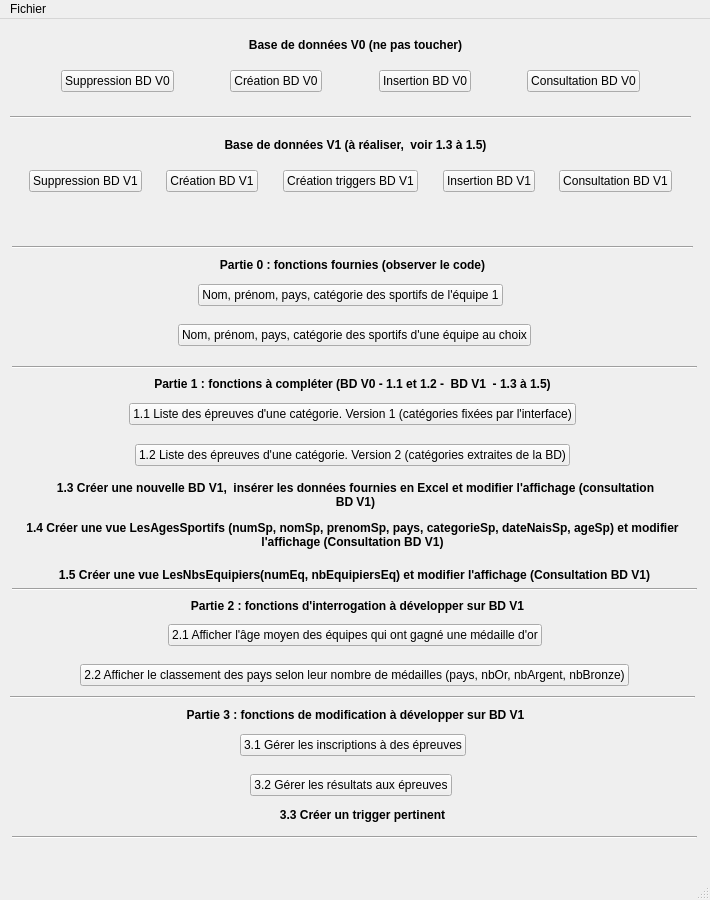
Old version of the form gui/mainWindow.ui in the repository 20-100-pht/CEBD_ProjetProject-CEBD.
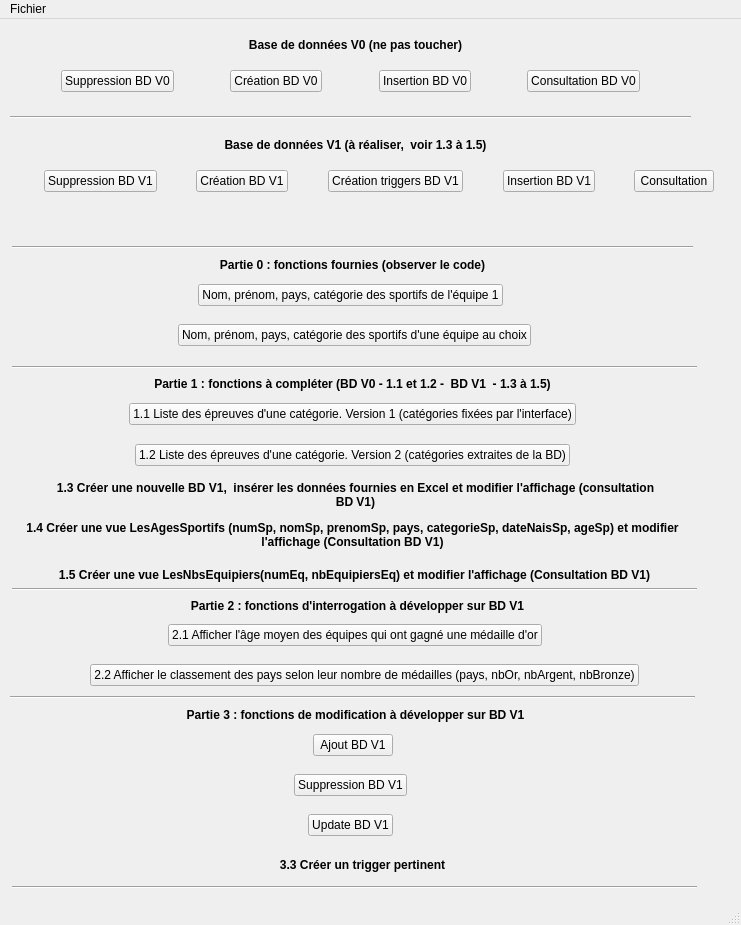
New version of the form.

Diff of the .ui file:
```diff
--- a/gui/mainWindow.ui
+++ b/gui/mainWindow.ui
@@ -6,8 +6,8 @@
    <rect>
     <x>0</x>
     <y>0</y>
-    <width>710</width>
-    <height>900</height>
+    <width>741</width>
+    <height>925</height>
    </rect>
   </property>
   <property name="windowTitle">
@@ -268,7 +268,7 @@
     <property name="geometry">
      <rect>
       <x>12</x>
-      <y>810</y>
+      <y>860</y>
       <width>685</width>
       <height>16</height>
      </rect>
@@ -538,7 +538,7 @@
      <rect>
       <x>12</x>
       <y>640</y>
-      <width>685</width>
+      <width>705</width>
       <height>32</height>
      </rect>
     </property>
@@ -604,7 +604,7 @@
      <item>
       <widget class="QPushButton" name="pushButton_3_1">
        <property name="text">
-        <string>3.1 Gérer les inscriptions à des épreuves</string>
+        <string>Ajout BD V1</string>
        </property>
       </widget>
      </item>
@@ -649,7 +649,7 @@
      <item>
       <widget class="QPushButton" name="pushButton_3_2">
        <property name="text">
-        <string>3.2 Gérer les résultats aux épreuves</string>
+        <string>Suppression BD V1</string>
        </property>
       </widget>
      </item>
@@ -762,7 +762,7 @@
     <property name="geometry">
      <rect>
       <x>20</x>
-      <y>780</y>
+      <y>830</y>
       <width>685</width>
       <height>31</height>
      </rect>
@@ -788,7 +788,7 @@
      <rect>
       <x>10</x>
       <y>140</y>
-      <width>681</width>
+      <width>738</width>
       <height>44</height>
      </rect>
     </property>
@@ -889,7 +889,7 @@
      <item>
       <widget class="QPushButton" name="pushButton_consulter_V1">
        <property name="text">
-        <string>Consultation BD V1</string>
+        <string>Consultation</string>
        </property>
       </widget>
      </item>
@@ -930,14 +930,59 @@
      <set>Qt::AlignCenter</set>
     </property>
    </widget>
+   <widget class="QWidget" name="layoutWidget_5">
+    <property name="geometry">
+     <rect>
+      <x>10</x>
+      <y>790</y>
+      <width>681</width>
+      <height>32</height>
+     </rect>
+    </property>
+    <layout class="QHBoxLayout" name="horizontalLayout_partie_3_3">
+     <item>
+      <spacer name="horizontalSpacer_28">
+       <property name="orientation">
+        <enum>Qt::Horizontal</enum>
+       </property>
+       <property name="sizeHint" stdset="0">
+        <size>
+         <width>40</width>
+         <height>20</height>
+        </size>
+       </property>
+      </spacer>
+     </item>
+     <item>
+      <widget class="QPushButton" name="pushButton_3_3">
+       <property name="text">
+        <string>Update BD V1</string>
+       </property>
+      </widget>
+     </item>
+     <item>
+      <spacer name="horizontalSpacer_29">
+       <property name="orientation">
+        <enum>Qt::Horizontal</enum>
+       </property>
+       <property name="sizeHint" stdset="0">
+        <size>
+         <width>40</width>
+         <height>20</height>
+        </size>
+       </property>
+      </spacer>
+     </item>
+    </layout>
+   </widget>
   </widget>
   <widget class="QMenuBar" name="menubar">
    <property name="geometry">
     <rect>
      <x>0</x>
      <y>0</y>
-     <width>710</width>
-     <height>21</height>
+     <width>741</width>
+     <height>22</height>
     </rect>
    </property>
    <widget class="QMenu" name="menuFiles">
```
Left out of the diff: 85 changed lines with no effect on the pictures.
